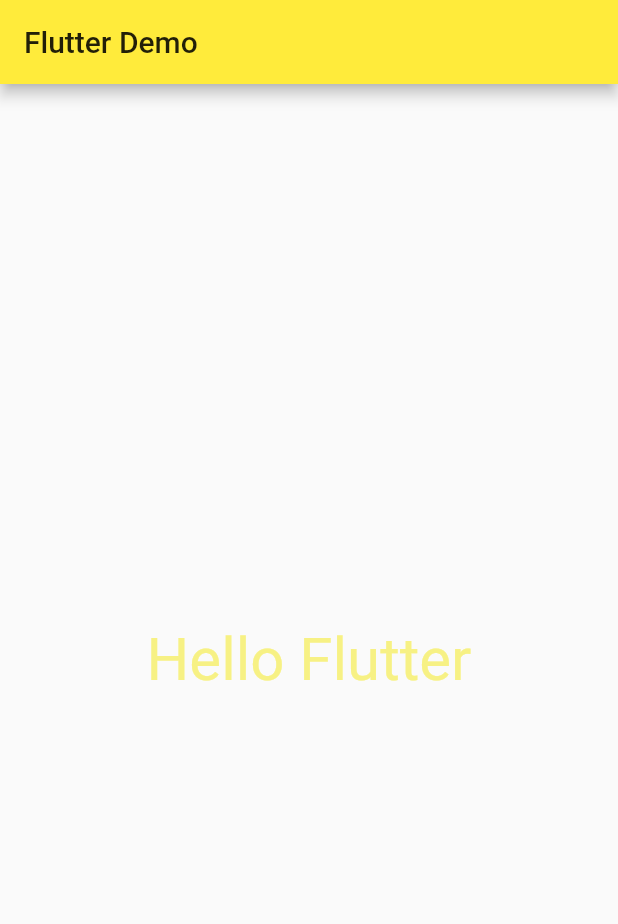
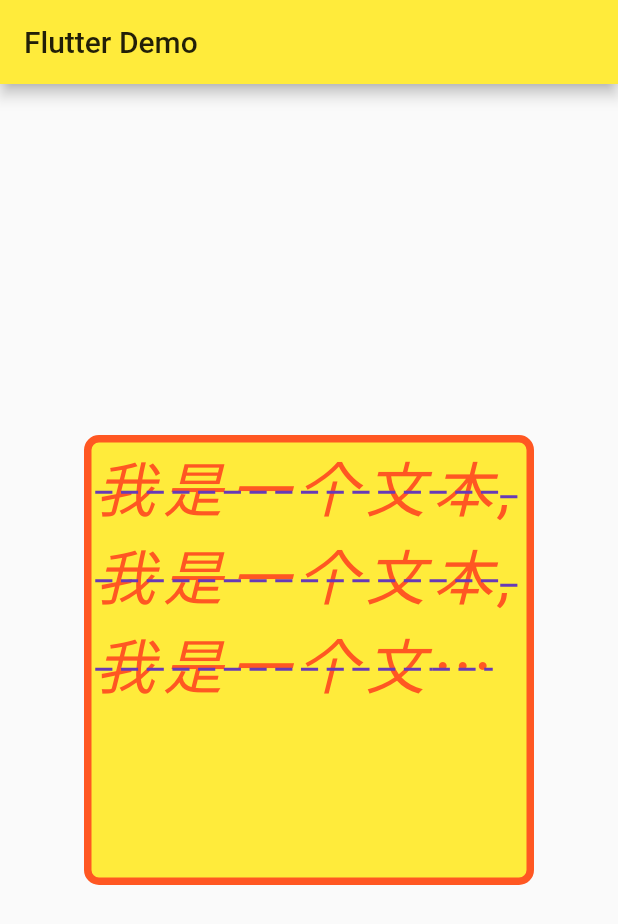
Before and after one commit to ZmjDns/flutterDemo, a Flutter app: the screen it shows after launch, on a phone screen of 412 x 824 dp. Shown: the top 924 px of the screen. Run offline on Flutter 3.47's test engine with Material 2 defaults, Android fonts, the phone set to English and light mode, and no system bars.

Commit message:
container text 基本使用

```diff
--- a/lib/main.dart
+++ b/lib/main.dart
@@ -2,6 +2,7 @@ import 'dart:ui';
 
 import 'package:flutter/cupertino.dart';
 import 'package:flutter/material.dart';
+import 'package:flutter/widgets.dart';
 
 import 'home.dart';
 
@@ -40,15 +41,36 @@ class HomeContent extends StatelessWidget {
   @override
   Widget build(BuildContext context) {
     return Center(
-      child: Text(
-        'Hello Flutter',
-        textDirection: TextDirection.ltr,
-        style: TextStyle(
-          // color: Colors.blue,
-            color: Color.fromRGBO(244, 233, 15, 0.5),
-            fontSize: 40
+      child: Container(
+        child: Text(
+          '我是一个文本,我是一个文本,我是一个文本,我是一个文本,我是一个文本,我是一个文本,我是一个文本,',
+          textAlign: TextAlign.left,
+          overflow: TextOverflow.ellipsis,
+          textScaleFactor: 2,
+          maxLines: 3,
+          style: TextStyle(
+            fontSize: 20.0,
+            color: Colors.deepOrange,
+            fontStyle: FontStyle.italic,
+            decoration: TextDecoration.lineThrough,
+            decorationColor: Colors.deepPurple,
+            decorationStyle: TextDecorationStyle.dashed,
+            letterSpacing: 5
+          ),
         ),
-      ),
+        width: 300,
+        height: 300,
+        decoration: BoxDecoration(
+          color: Colors.yellow,
+          border: Border.all(
+            color: Colors.deepOrange,
+            width: 5.0
+          ),
+          borderRadius: BorderRadius.all(
+            Radius.circular(10.0)
+          )
+        ),
+      )
     );
   }
 
```
